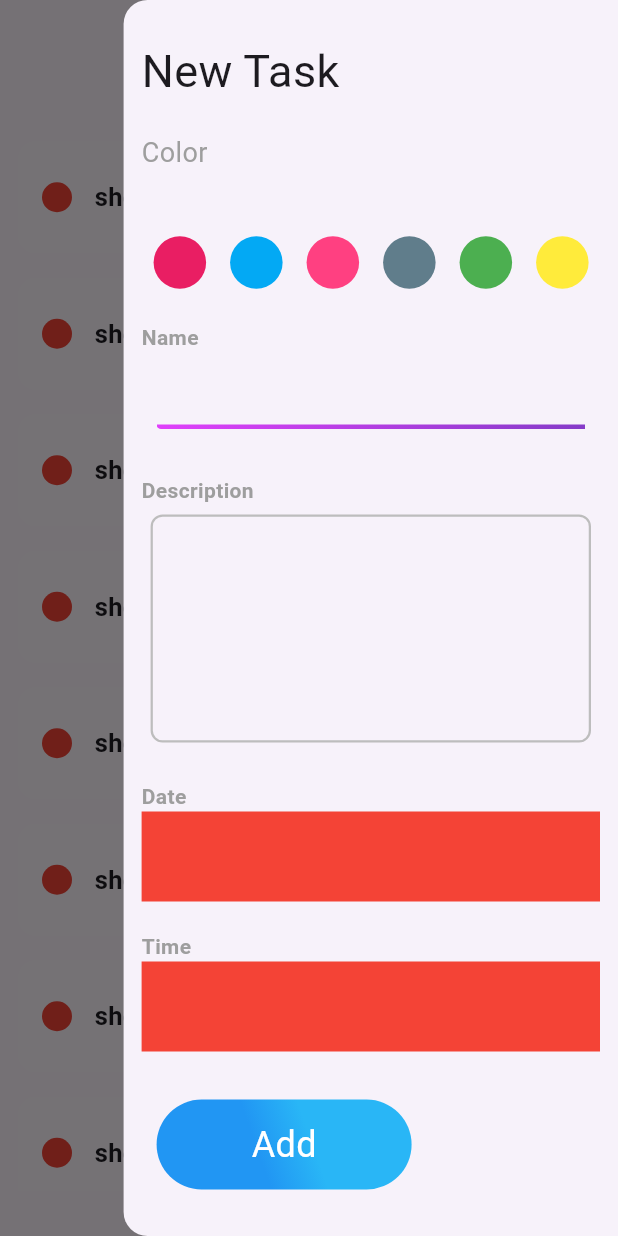
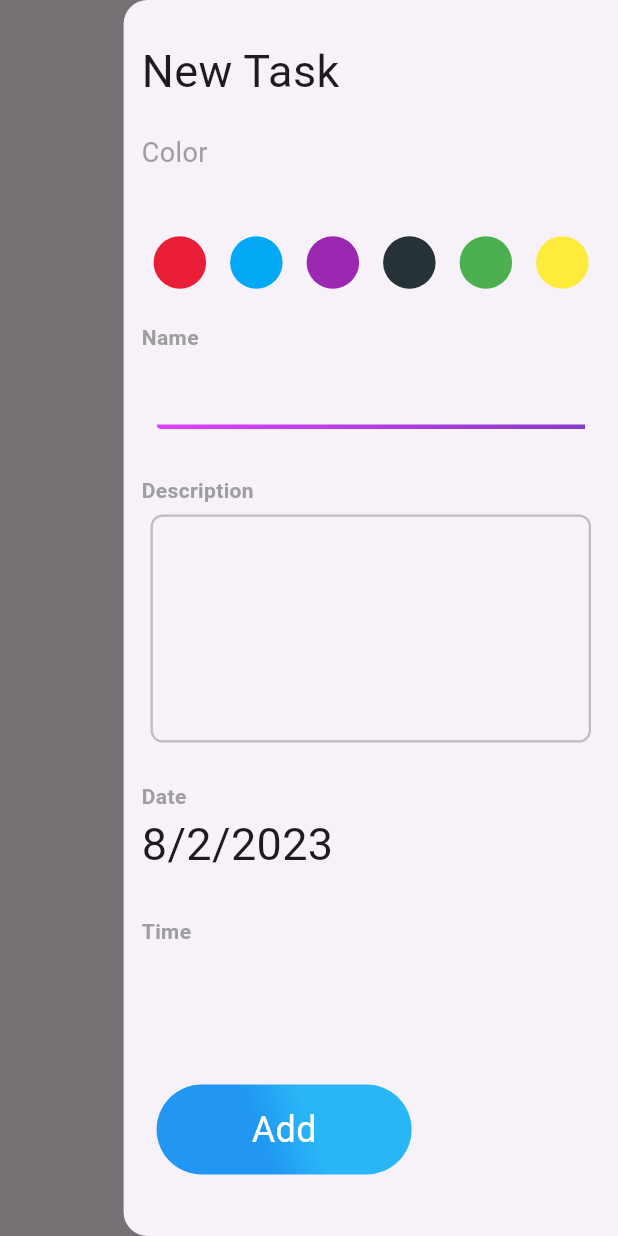
Before and after one commit to alyAly12/todo-app, a Flutter app: the screen it shows after launch, with the side drawer open, on a phone screen of 412 x 824 dp. Run offline on Flutter 3.47's test engine with Material 2 defaults, Android fonts, the phone set to English and light mode, and no system bars; our stand-ins replace flutter_bloc, hive, hive_flutter; accounts and stored records are empty.

Commit message:
edit note done,

```diff
--- a/lib/cubites/add_note_cubit/add_note_cubit.dart
+++ b/lib/cubites/add_note_cubit/add_note_cubit.dart
@@ -15,7 +15,7 @@ class AddNoteCubit extends Cubit<AddNoteState> {
   addNote(NoteModel note)async{
     emit(AddNoteLoading());
   try{
-    var notesBox=  Hive.box(kNoteBox);
+    var notesBox=  Hive.box<NoteModel>(kNoteBox);
     await notesBox.add(note);
     emit(AddNoteSuccess());
   } catch(e){
--- /dev/null
+++ b/lib/cubites/notes_cubit/notes_cubit.dart
@@ -0,0 +1,21 @@
+
+import 'package:flutter/cupertino.dart';
+import 'package:flutter_bloc/flutter_bloc.dart';
+import 'package:hive/hive.dart';
+import '../../app_consts.dart';
+import '../../model/note_model.dart';
+part 'notes_state.dart';
+
+
+
+class NotesCubit extends Cubit<NotesState> {
+  NotesCubit() : super(NotesInitial());
+List<NoteModel>? notes;
+  fetchAllNotes()async
+  {
+      var notesBox=  Hive.box<NoteModel>(kNoteBox);
+      notes = notesBox.values.toList();
+      emit(NotesSuccess());
+  }
+
+}
--- /dev/null
+++ b/lib/cubites/notes_cubit/notes_state.dart
@@ -0,0 +1,7 @@
+part of 'notes_cubit.dart';
+
+@immutable
+abstract class NotesState {}
+
+class NotesInitial extends NotesState {}
+class NotesSuccess extends NotesState {}
--- a/lib/main.dart
+++ b/lib/main.dart
@@ -3,14 +3,16 @@ import 'package:flutter_bloc/flutter_bloc.dart';
 import 'package:hive_flutter/adapters.dart';
 import 'package:todo_task/app_consts.dart';
 import 'package:todo_task/model/note_model.dart';
-import 'package:todo_task/sinple_bloc_observer.dart';
+import 'package:todo_task/simple_bloc_observer.dart';
 import 'package:todo_task/view/notes_view.dart';
 
-void main()async {
+import 'cubites/notes_cubit/notes_cubit.dart';
+
+void main() async {
   await Hive.initFlutter();
-  Hive.registerAdapter(NoteModelAdapter());
-  await Hive.openBox(kNoteBox);
-  Bloc.observer=SimpleBlocObserver();
+  Hive.registerAdapter<NoteModel>(NoteModelAdapter());
+  await Hive.openBox<NoteModel>(kNoteBox);
+  Bloc.observer = SimpleBlocObserver();
   runApp(const TodoApp());
 }
 
@@ -19,13 +21,16 @@ class TodoApp extends StatelessWidget {
 
   @override
   Widget build(BuildContext context) {
-    return MaterialApp(
-      debugShowCheckedModeBanner: false,
-      title: 'ToDo app',
-      theme: ThemeData.light(
-        useMaterial3: true
+    return BlocProvider(
+      create: (context) => NotesCubit(),
+      child: MaterialApp(
+        debugShowCheckedModeBanner: false,
+        title: 'ToDo app',
+        theme: ThemeData.light(
+            useMaterial3: true
+        ),
+        home: const NotesView(),
       ),
-      home: const NotesView(),
     );
   }
 }
--- a/lib/model/note_model.dart
+++ b/lib/model/note_model.dart
@@ -6,13 +6,13 @@ part 'note_model.g.dart';
 class NoteModel extends HiveObject
 {
   @HiveField(0)
-  final String title;
+   String title;
   @HiveField(1)
-  final String subTitle;
+   String subTitle;
   @HiveField(2)
   final String  date;
   @HiveField(3)
-  final int color;
+   int color;
 
   NoteModel({
   required  this.title,
--- a/lib/view/widgets/custom_text_field.dart
+++ b/lib/view/widgets/custom_text_field.dart
@@ -1,8 +1,10 @@
 import 'package:flutter/material.dart';
 
 class CustomTitleTextField extends StatelessWidget {
-  const CustomTitleTextField({super.key, this.onSaved});
+  const CustomTitleTextField({super.key, this.onSaved, this.onChange, this.hintTitle});
 final void Function(String?)?onSaved;
+  final void Function(String?)?onChange;
+  final String? hintTitle;
   @override
   Widget build(BuildContext context) {
 
@@ -16,6 +18,7 @@ final void Function(String?)?onSaved;
            TextFormField(
              textInputAction: TextInputAction.next,
              onSaved:onSaved ,
+            onChanged:onChange ,
             validator: (value){
                if(value?.isEmpty ??true){
                  return 'Field is required';
@@ -23,16 +26,16 @@ final void Function(String?)?onSaved;
                return null;
             },
             cursorColor: Colors.purple,
-            decoration: const InputDecoration(
-              // hintText: 'Name',
+            decoration:  InputDecoration(
+              hintText: hintTitle,
               // hintStyle: TextStyle(
               //   color: Colors.grey
               // ),
-              contentPadding: EdgeInsets.symmetric(
+              contentPadding: const EdgeInsets.symmetric(
                 vertical: 15.0,
                 horizontal: 15.0,
               ),
-              border: UnderlineInputBorder(
+              border: const UnderlineInputBorder(
                 borderSide: BorderSide.none
               )
             ),
@@ -63,11 +66,14 @@ final void Function(String?)?onSaved;
 }
 
 class CustomBodyTextField extends StatelessWidget {
-  const CustomBodyTextField({super.key, this.onSaved});
+  const CustomBodyTextField({super.key, this.onSaved, this.onChange, this.hintSub});
   final void Function(String?)?onSaved;
+  final void Function(String?)?onChange;
+  final String? hintSub;
   @override
   Widget build(BuildContext context) {
     return  TextFormField(
+      onChanged: onChange,
       textInputAction: TextInputAction.done,
       onSaved: onSaved,
        validator: (value){
@@ -78,6 +84,7 @@ class CustomBodyTextField extends StatelessWidget {
     },
       maxLines: 5,
       decoration: InputDecoration(
+        hintText:hintSub ,
         labelStyle: const TextStyle(color: Colors.grey),
         border: OutlineInputBorder(
           borderRadius: BorderRadius.circular(8),
--- a/lib/view/widgets/note_item.dart
+++ b/lib/view/widgets/note_item.dart
@@ -1,18 +1,22 @@
 import 'package:flutter/material.dart';
+import 'package:intl/intl.dart';
+import 'package:todo_task/model/note_model.dart';
 
 import 'package:todo_task/view/widgets/edit_drawer.dart';
 
 class NoteItem extends StatelessWidget {
-  const NoteItem({super.key, });
-
+  const NoteItem({super.key, required this.note, });
+final NoteModel note;
   @override
   Widget build(BuildContext context) {
+    var currentDate = DateTime.now();
+    var formattedCurrentDate = DateFormat.Md().format(currentDate);
     DateTime now = DateTime.now();
     int hour = now.hour;
     int minute = now.minute;
     return GestureDetector(
       onTap: (){
-        Navigator.push(context, MaterialPageRoute(builder: (context)=>const EditDrawer()));
+        Navigator.push(context, MaterialPageRoute(builder: (context)=> EditDrawer(note: note,)));
       },
       child: Container(
         padding: const EdgeInsets.symmetric(vertical: 16,horizontal: 16),
@@ -25,16 +29,16 @@ class NoteItem extends StatelessWidget {
             Container(
               width: 20,
               height: 20,
-              decoration:  const BoxDecoration(
+              decoration:   BoxDecoration(
                 shape: BoxShape.circle,
-                color: Colors.red
+                color: Color(note.color)
               ),
             ),
             const SizedBox(width: 15,),
-            const Expanded(
-              child: Text('shopping list, food for the week and anything else to have',
+             Expanded(
+              child: Text(note.subTitle,
               maxLines: 1,
-              style: TextStyle(
+              style: const TextStyle(
                 overflow: TextOverflow.ellipsis,
                 fontSize: 17,
                 fontWeight: FontWeight.w700,
@@ -45,7 +49,8 @@ class NoteItem extends StatelessWidget {
             Column(
               children: [
                 Text(
-                  '${now.day}/${now.month}',
+                  // note.date,
+                  formattedCurrentDate,
                 style: const TextStyle(
                   fontWeight: FontWeight.w700,
                   fontSize: 16,
--- a/lib/view/widgets/notes_list_view.dart
+++ b/lib/view/widgets/notes_list_view.dart
@@ -1,9 +1,13 @@
 import 'package:flutter/material.dart';
+import 'package:flutter_bloc/flutter_bloc.dart';
+import 'package:todo_task/cubites/notes_cubit/notes_cubit.dart';
+import 'package:todo_task/model/note_model.dart';
 
 import 'note_item.dart';
 
 class NotesListView extends StatelessWidget {
   const NotesListView({super.key});
+
 // final data=const [
 //   Colors.purple,
 //   Colors.lightBlue,
@@ -14,13 +18,21 @@ class NotesListView extends StatelessWidget {
 // ];
   @override
   Widget build(BuildContext context) {
-    return ListView.builder(
-        itemCount: 10,
-        itemBuilder: (context, index) {
-          return  const Padding(
-            padding:  EdgeInsets.symmetric(vertical: 8),
-            child: NoteItem(),
-          );
-        });
+    return BlocBuilder<NotesCubit, NotesState>(
+      builder: (context, state) {
+        List<NoteModel>notes = BlocProvider.of<NotesCubit>(context).notes!;
+        return Padding(
+          padding:  const EdgeInsets.all(8.0),
+          child: ListView.builder(
+              itemCount: notes.length,
+              itemBuilder: (context, index) {
+                return  Padding(
+                  padding: const EdgeInsets.symmetric(vertical: 8),
+                  child: NoteItem(note: notes[index],),
+                );
+              }),
+        );
+      },
+    );
   }
 }
--- a/lib/view/widgets/notes_view_body.dart
+++ b/lib/view/widgets/notes_view_body.dart
@@ -1,10 +1,22 @@
 import 'package:flutter/material.dart';
+import 'package:flutter_bloc/flutter_bloc.dart';
+import 'package:todo_task/cubites/notes_cubit/notes_cubit.dart';
 
 import 'notes_list_view.dart';
 
-class NotesViewBody extends StatelessWidget {
+class NotesViewBody extends StatefulWidget {
   const NotesViewBody({super.key});
 
+  @override
+  State<NotesViewBody> createState() => _NotesViewBodyState();
+}
+
+class _NotesViewBodyState extends State<NotesViewBody> {
+  @override
+  void initState() {
+    BlocProvider.of<NotesCubit>(context).fetchAllNotes();
+    super.initState();
+  }
   @override
   Widget build(BuildContext context) {
     return const Padding(
--- a/lib/view/widgets/side_drawer.dart
+++ b/lib/view/widgets/side_drawer.dart
@@ -1,9 +1,10 @@
 import 'package:flutter/material.dart';
 import 'package:flutter_bloc/flutter_bloc.dart';
+import 'package:intl/intl.dart';
 import 'package:todo_task/cubites/add_note_cubit/add_note_cubit.dart';
+import 'package:todo_task/cubites/notes_cubit/notes_cubit.dart';
 import 'package:todo_task/model/note_model.dart';
 import 'package:todo_task/view/widgets/custom_text_field.dart';
-
 import 'color_picker_widget.dart';
 
 class MyDrawer extends StatefulWidget {
@@ -16,18 +17,19 @@ class MyDrawer extends StatefulWidget {
 class _MyDrawerState extends State<MyDrawer> {
 
   final GlobalKey<FormState> formKey = GlobalKey();
-  final List<Color> color = [
-    Colors.pink,
-    Colors.lightBlue,
-    Colors.pinkAccent,
-    Colors.blueGrey,
-    Colors.green,
-    Colors.yellow,
+  final List<Color> color =const [
+     Color(0xffE91E36),
+    Color(0xff03A9F4),
+    Color(0xff9c27B0),
+    Color(0xff263236),
+    Color(0xff4CAF50),
+    Color(0xffFFEB3B),
   ];
   late int selectedIndex;
 
   AutovalidateMode autoValidateMode = AutovalidateMode.disabled;
   String? title, subTitle, date, time, myColor;
+
   @override
   Widget build(BuildContext context) {
     return BlocProvider(
@@ -38,10 +40,13 @@ class _MyDrawerState extends State<MyDrawer> {
           //  TODO add error message
           }
           if (state is AddNoteSuccess) {
+            BlocProvider.of<NotesCubit>(context).fetchAllNotes();
             Navigator.pop(context);
           }
         },
         builder: (context, state) {
+          var currentDate = DateTime.now();
+          var formattedCurrentDate = DateFormat.yMd().format(currentDate);
           return AbsorbPointer(
             absorbing: state is AddNoteLoading ?true:false,
             child: GestureDetector(
@@ -136,8 +141,15 @@ class _MyDrawerState extends State<MyDrawer> {
                         //TODO date picker
                         Container(
                           width: double.infinity,
-                          height: 60,
-                          color: Colors.red,
+                          height: 50,
+                          decoration: BoxDecoration(
+                              borderRadius: BorderRadius.circular(12)
+                          ),
+                          child:Text(formattedCurrentDate,
+                          style: const TextStyle(
+                            fontSize: 30
+                          ),
+                          ) ,
                         ),
                         const SizedBox(
                           height: 20,
@@ -151,7 +163,10 @@ class _MyDrawerState extends State<MyDrawer> {
                         Container(
                           width: double.infinity,
                           height: 60,
-                          color: Colors.red,
+                          decoration: BoxDecoration(
+                            borderRadius: BorderRadius.circular(12)
+                          ),
+                          child:Text('') ,
                         ),
                         const SizedBox(
                           height: 20,
--- a/pubspec.yaml
+++ b/pubspec.yaml
@@ -39,6 +39,7 @@ dependencies:
   hive_flutter: ^1.1.0
   flutter_bloc: ^8.1.3
   modal_progress_hud_nsn: ^0.4.0
+  intl: ^0.18.1
 
 dev_dependencies:
   flutter_test:
```
Also changed, not shown: lib/view/notes_view.dart (+12 -9 lines), lib/view/widgets/edit_drawer.dart (+41 -14 lines), lib/simple_bloc_observer.dart (renamed from lib/sinple_bloc_observer.dart), pubspec.lock.
